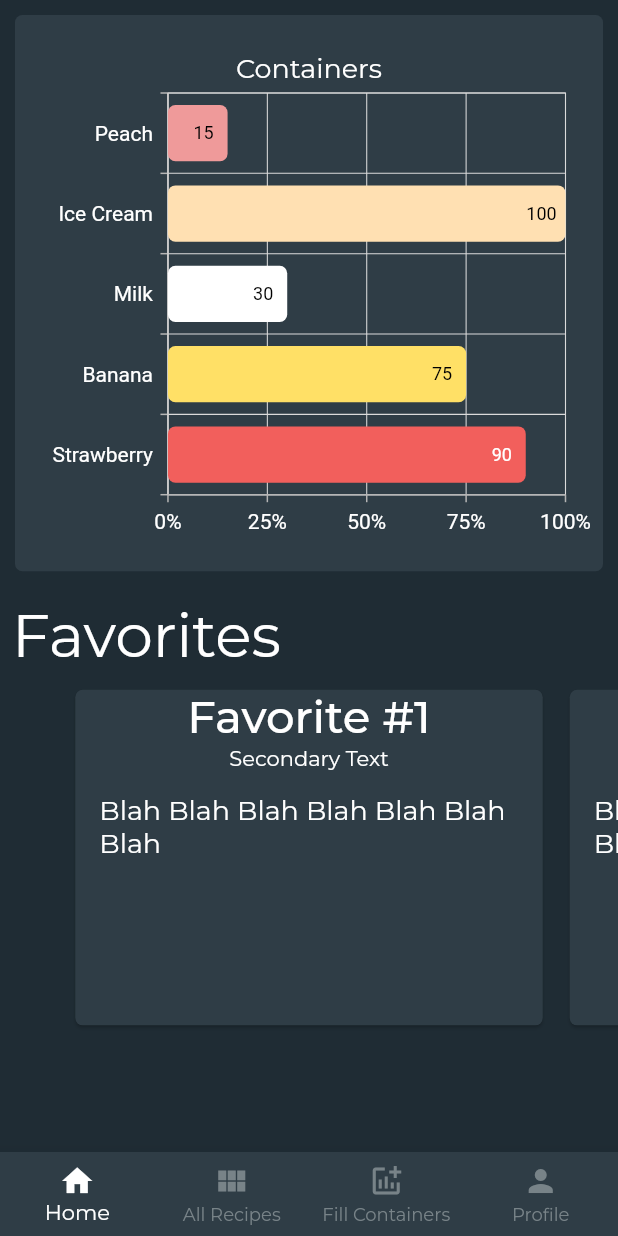
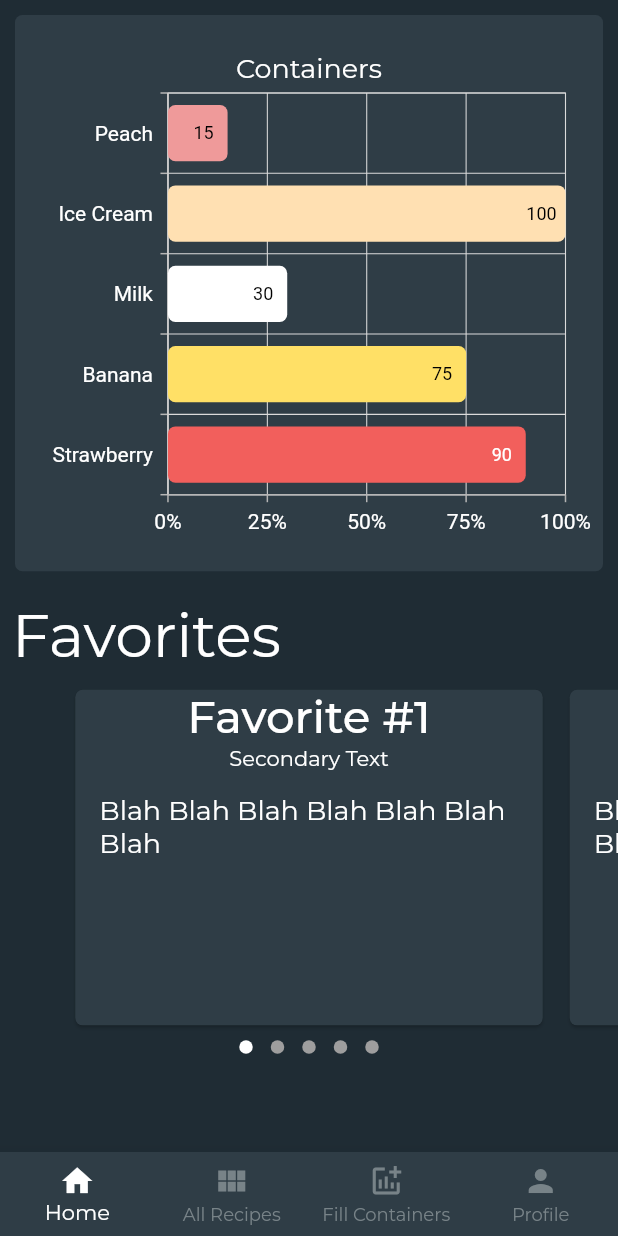
Before and after one commit to IanKirkham/BlenderHut, a Flutter app: the screen it shows after launch, after a tap on "Magic Button", on a phone screen of 412 x 824 dp. Run offline on Flutter 3.47's test engine with Material 2 defaults, Android fonts, the phone set to English and light mode, and no system bars; drawn by our look-alikes of carousel_slider, dots_indicator; our stand-ins replace flutter_spinkit, google_fonts, syncfusion_flutter_charts, syncfusion_flutter_sliders; missing offline and left inert: syncfusion_flutter_core.

```diff
--- a/lib/screens/home/home.dart
+++ b/lib/screens/home/home.dart
@@ -1,5 +1,6 @@
 import 'package:blenderapp/widgets/containerGraph.dart';
 import 'package:carousel_slider/carousel_slider.dart';
+import 'package:dots_indicator/dots_indicator.dart';
 import 'package:flutter/material.dart';
 
 import '../../main.dart';
@@ -10,6 +11,8 @@ class Home extends StatefulWidget {
 }
 
 class _HomeState extends State<Home> {
+  int _current = 0;
+
   @override
   Widget build(BuildContext context) {
     return SafeArea(
@@ -80,8 +83,22 @@ class _HomeState extends State<Home> {
                     initialPage: 0,
                     pageViewKey: PageStorageKey<String>('carousel_slider'),
                     enableInfiniteScroll: false,
+                    onPageChanged: (index, reason) {
+                      setState(() {
+                        _current = index;
+                      });
+                    },
                   ),
                   items: getFavorites(context),
+                ),
+                Center(
+                  child: DotsIndicator(
+                    dotsCount: 5,
+                    position: _current.toDouble(),
+                    decorator: DotsDecorator(
+                      activeColor: Colors.white,
+                    ),
+                  ),
                 ),
               ],
             ),
--- a/lib/screens/login/login.dart
+++ b/lib/screens/login/login.dart
@@ -20,16 +20,16 @@ class _LoginState extends State<Login> {
         FocusScope.of(context).requestFocus(new FocusNode());
       },
       child: Scaffold(
-        body: Container(
-          alignment: Alignment.center,
+        body: Center(
           child: SingleChildScrollView(
             child: Column(
-              mainAxisAlignment: MainAxisAlignment.spaceAround,
               children: [
-                Text(
-                  "BlenderHut",
-                  style: GoogleFonts.anton(
-                    fontSize: 75,
+                Container(
+                  child: Text(
+                    "BlenderHut",
+                    style: GoogleFonts.anton(
+                      fontSize: 75,
+                    ),
                   ),
                 ),
                 Padding(
--- a/pubspec.yaml
+++ b/pubspec.yaml
@@ -30,6 +30,7 @@ dependencies:
   carousel_slider: ^2.3.1
   google_fonts: ^1.1.1
   http: ^0.12.2
+  dots_indicator: ^1.2.0
 
   # The following adds the Cupertino Icons font to your application.
   # Use with the CupertinoIcons class for iOS style icons.
```
Also changed, not shown: lib/screens/recipe_builder/recipe_builder.dart (+118 -3 lines), pubspec.lock.
